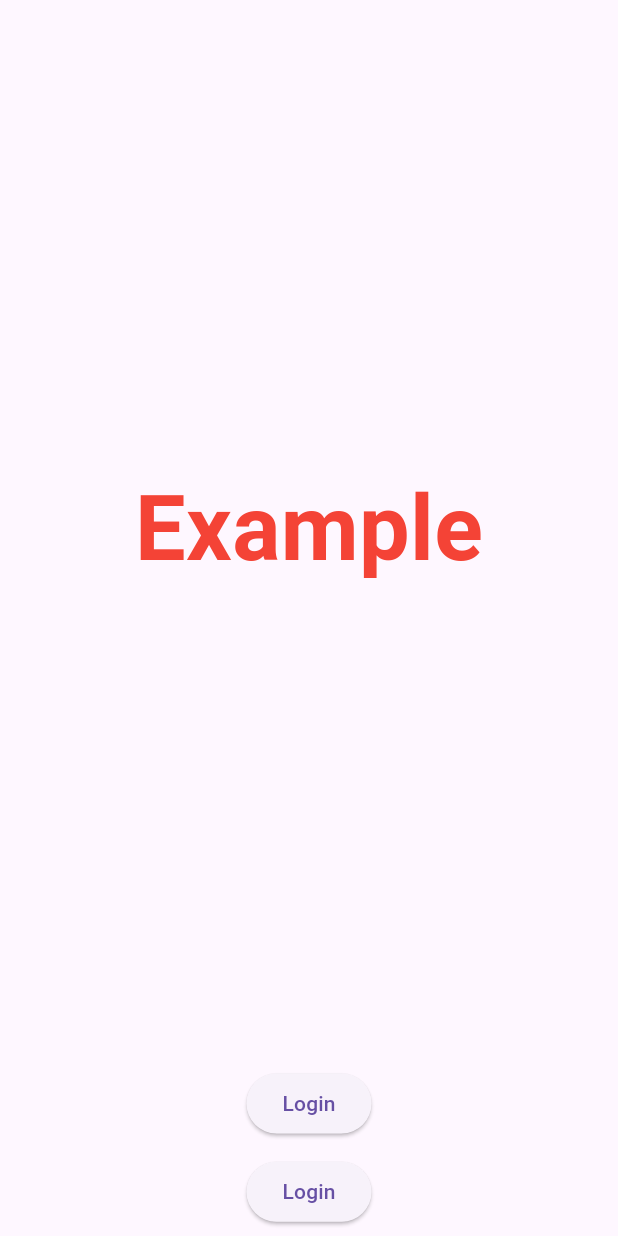
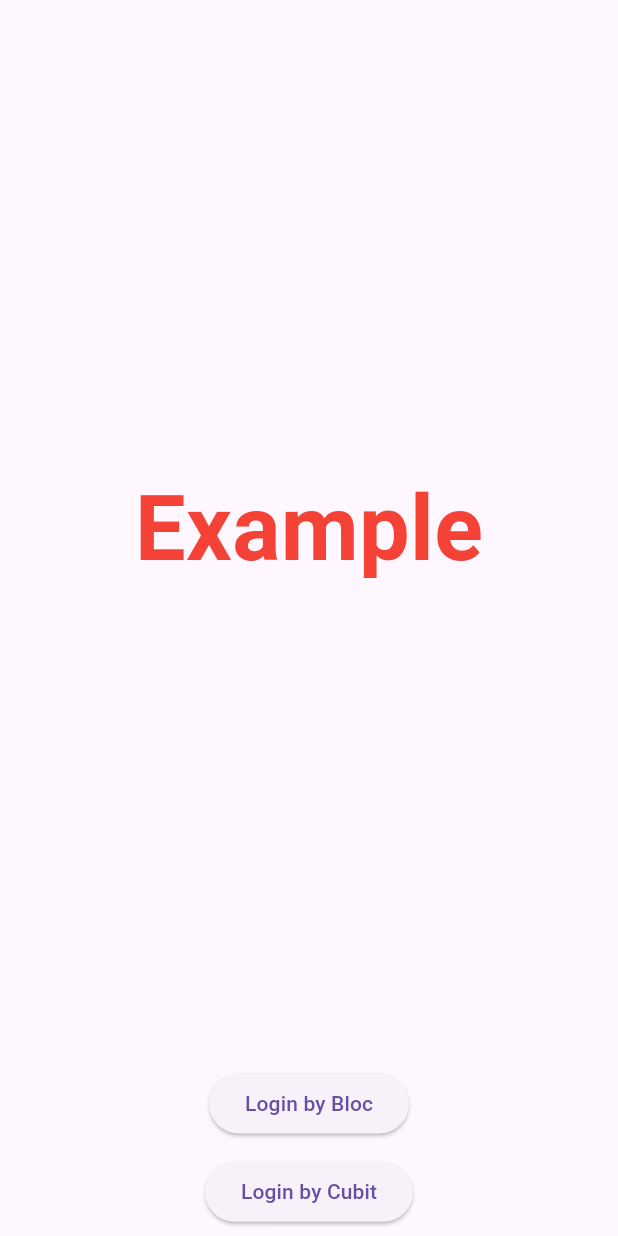
Before and after one commit to D-extremity/bloc, a Flutter app: the screen it shows after launch, on a phone screen of 412 x 824 dp. Run offline on Flutter 3.47's test engine with Material 3 defaults, Android fonts, the phone set to English and light mode, and no system bars; our stand-ins replace email_validator, flutter_bloc.

Commit message:
Sign In Page using bloc

```diff
--- a/lib/homepage.dart
+++ b/lib/homepage.dart
@@ -33,12 +33,12 @@ class _HomePageState extends State<HomePage> {
                         Navigator.of(context).push(MaterialPageRoute(
                             builder: (context) => const SignInPage()));
                       },
-                      child: const Text("Login")))),
+                      child: const Text("Login by Bloc")))),
           Expanded(
               flex: 1,
               child: Center(
                   child: ElevatedButton(
-                      onPressed: () {}, child: const Text("Login")))),
+                      onPressed: () {}, child: const Text("Login by Cubit")))),
         ],
       ),
     ));
```
